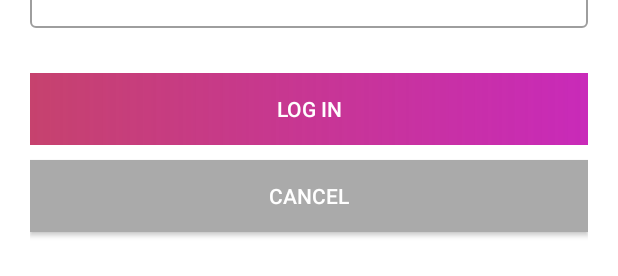
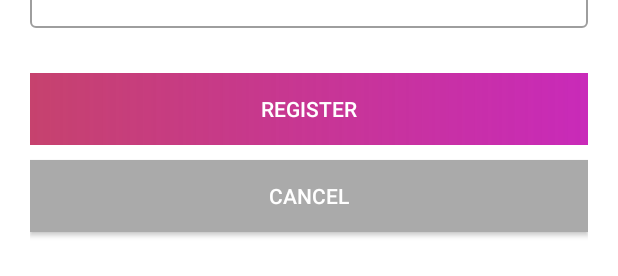
Before and after one commit to ander26/MoCook, an Android app: the layout activity_register.xml on its own in the app's theme, with its tools: preview values and no code run, on a phone screen of 412 x 824 dp. Shown: the part 910-1186 px from the top of the screen. Run offline under Robolectric (Android 15) with nearby library versions, the phone set to English and light mode, and no system bars; Roboto replaces fonts that are not available here.

Commit message:
Register strings extracted to strings.xml

```diff
--- a/app/src/main/res/layout/activity_register.xml
+++ b/app/src/main/res/layout/activity_register.xml
@@ -20,6 +20,7 @@
             android:id="@+id/login_logo"
             android:layout_width="75dp"
             android:layout_height="75dp"
+            android:contentDescription="@string/logo_description"
             android:src="@drawable/logo"
             android:transitionName="loader_image" />
 
@@ -28,7 +29,7 @@
             android:layout_width="wrap_content"
             android:layout_height="wrap_content"
             android:fontFamily="@font/bungee"
-            android:text="Welcome to MoCook"
+            android:text="@string/welcome_register"
             android:textSize="40sp"
             android:transitionName="loader_text" />
 
@@ -36,7 +37,7 @@
             android:id="@+id/sign_in_description"
             android:layout_width="wrap_content"
             android:layout_height="wrap_content"
-            android:text="Sign up to start experimenting with Mocook"
+            android:text="@string/explanation_register"
             android:textSize="18sp"
             android:layout_marginBottom="20dp"/>
 
@@ -45,7 +46,7 @@
             style="@style/Widget.MaterialComponents.TextInputLayout.OutlinedBox"
             android:layout_width="match_parent"
             android:layout_height="wrap_content"
-            android:hint="Full Name">
+            android:hint="@string/name_input_placeholder">
 
             <com.google.android.material.textfield.TextInputEditText
                 android:layout_width="match_parent"
@@ -59,7 +60,7 @@
             style="@style/Widget.MaterialComponents.TextInputLayout.OutlinedBox"
             android:layout_width="match_parent"
             android:layout_height="wrap_content"
-            android:hint="Username">
+            android:hint="@string/username_input_placeholder">
 
             <com.google.android.material.textfield.TextInputEditText
                 android:layout_width="match_parent"
@@ -73,7 +74,7 @@
             style="@style/Widget.MaterialComponents.TextInputLayout.OutlinedBox"
             android:layout_width="match_parent"
             android:layout_height="wrap_content"
-            android:hint="Email">
+            android:hint="@string/email_input_placeholder">
 
             <com.google.android.material.textfield.TextInputEditText
                 android:layout_width="match_parent"
@@ -87,7 +88,7 @@
             style="@style/Widget.MaterialComponents.TextInputLayout.OutlinedBox"
             android:layout_width="match_parent"
             android:layout_height="wrap_content"
-            android:hint="Password"
+            android:hint="@string/password_input_placeholder"
             app:passwordToggleEnabled="true">
 
             <com.google.android.material.textfield.TextInputEditText
@@ -102,7 +103,7 @@
             style="@style/Widget.MaterialComponents.TextInputLayout.OutlinedBox"
             android:layout_width="match_parent"
             android:layout_height="wrap_content"
-            android:hint="Verify password"
+            android:hint="@string/verify_password_input_placeholder"
             app:passwordToggleEnabled="true">
 
             <com.google.android.material.textfield.TextInputEditText
@@ -118,16 +119,16 @@
             android:layout_height="wrap_content"
             android:layout_marginTop="30dp"
             android:background="@drawable/button_background"
-            android:text="LOG IN"
-            android:textColor="@android:color/white"
-            android:onClick="register"/>
+            android:onClick="register"
+            android:text="@string/register_button"
+            android:textColor="@android:color/white" />
 
         <androidx.appcompat.widget.AppCompatButton
             android:layout_width="match_parent"
             android:layout_height="wrap_content"
             android:layout_marginTop="10dp"
             android:background="@android:color/darker_gray"
-            android:text="CANCEL"
+            android:text="@string/cancel_button"
             android:textColor="@android:color/white"
             android:layout_marginBottom="20dp"
             android:onClick="goBack"/>
--- a/app/src/main/res/values/strings.xml
+++ b/app/src/main/res/values/strings.xml
@@ -9,4 +9,11 @@
     <string name="password_input_placeholder">Password</string>
     <string name="log_in_button">LOG IN</string>
     <string name="sign_up_login">NEW USER? SIGN UP</string>
+    <string name="welcome_register">Welcome to MoCook</string>
+    <string name="explanation_register">Sign up to start experimenting with Mocook</string>
+    <string name="name_input_placeholder">Full Name</string>
+    <string name="email_input_placeholder">Email</string>
+    <string name="verify_password_input_placeholder">Verify password</string>
+    <string name="register_button">REGISTER</string>
+    <string name="cancel_button">CANCEL</string>
 </resources>
```
